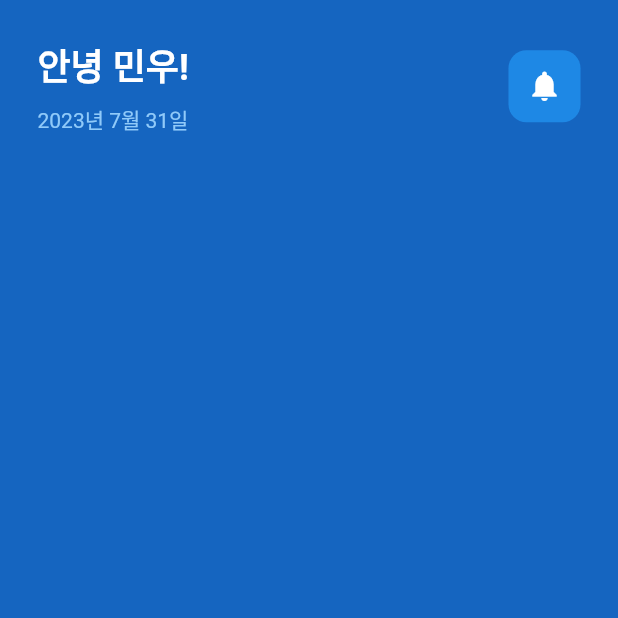
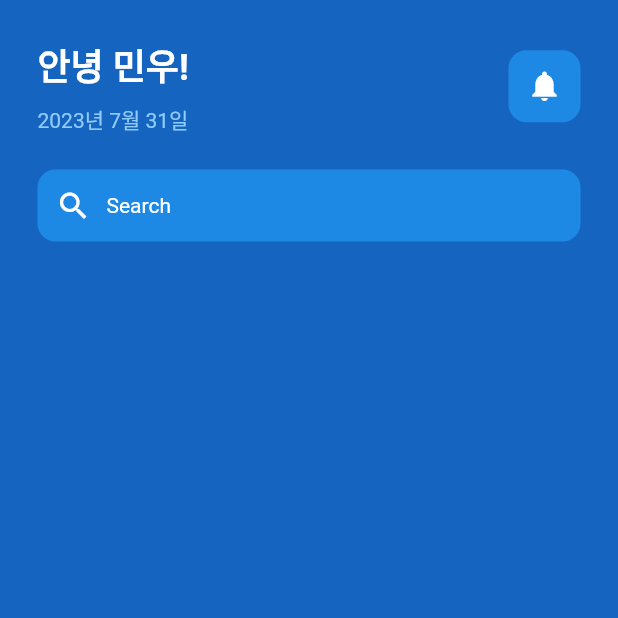
Before and after one commit to mwoo-git/praciceFlutterUI, a Flutter app: the screen it shows after launch, on a phone screen of 412 x 824 dp, the top half of it. Run offline on Flutter 3.47's test engine with Material 2 defaults, Android fonts, the phone set to English and light mode, and no system bars.

Commit message:
add: SearchBar 완성

```diff
--- a/lib/pages/home_page.dart
+++ b/lib/pages/home_page.dart
@@ -18,10 +18,10 @@ class _HomePageState extends State<HomePage> {
           child: Column(
             children: [
               TopHeader(),
-              // 테스트
-
-              // search bar
-
+              SizedBox(
+                height: 23,
+              ),
+              SearchBar(),
             ],
           ),
         ),
@@ -60,8 +60,7 @@ class TopHeader extends StatelessWidget {
         // Notification
         Container(
           decoration: BoxDecoration(
-              color: Colors.blue[600],
-              borderRadius: BorderRadius.circular(12)),
+              color: Colors.blue[600], borderRadius: BorderRadius.circular(12)),
           padding: const EdgeInsets.all(12),
           child: const Icon(
             Icons.notifications,
@@ -72,3 +71,31 @@ class TopHeader extends StatelessWidget {
     );
   }
 }
+
+class SearchBar extends StatelessWidget {
+  const SearchBar({super.key});
+
+  @override
+  Widget build(BuildContext context) {
+    return Container(
+      decoration: BoxDecoration(
+          color: Colors.blue[600], borderRadius: BorderRadius.circular(12)),
+      padding: const EdgeInsets.all(12),
+      child: const Row(
+        children: [
+          Icon(
+            Icons.search,
+            color: Colors.white,
+          ),
+          SizedBox(
+            width: 10,
+          ),
+          Text(
+            'Search',
+            style: TextStyle(color: Colors.white),
+          )
+        ],
+      ),
+    );
+  }
+}
```
